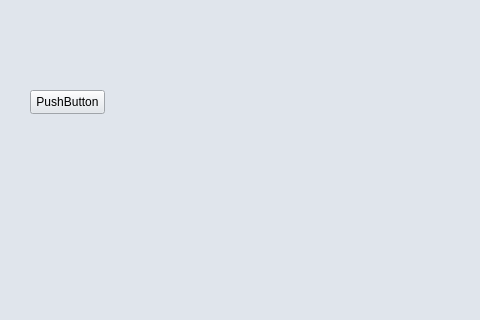
Before: the Qt Designer form ui/main_window.ui in dohoonkim73/eSaving, drawn with Qt 5; both pictures show x 0 to 480 and y 0 to 320 of the 800 by 600 pixel window.
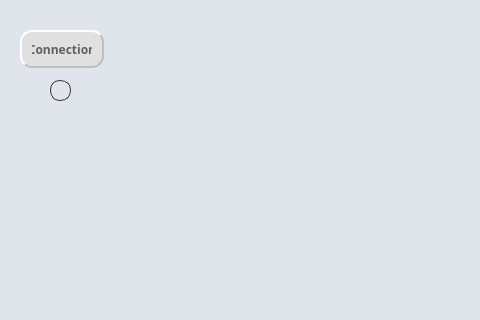
After: the same form once the commit is applied.

```diff
--- a/ui/main_window.ui
+++ b/ui/main_window.ui
@@ -17,17 +17,81 @@
    <string notr="true">background-color: #E0E5EC;</string>
   </property>
   <widget class="QWidget" name="centralwidget">
-   <widget class="QPushButton" name="pushButton">
+   <widget class="QLabel" name="lbl_connect">
     <property name="geometry">
      <rect>
-      <x>30</x>
-      <y>90</y>
-      <width>75</width>
-      <height>24</height>
+      <x>50</x>
+      <y>80</y>
+      <width>21</width>
+      <height>21</height>
      </rect>
     </property>
+    <property name="styleSheet">
+     <string notr="true">QLabel {
+/* 원형 만들기: 너비의 절반*/
+border-radius: 10px;
+
+/*입체감을 위한 그라데이션*/
+background-color: qradialgradient(
+    cx: 0.5, cy: 0.5, radius: 0.8,
+    fx: 0.4, fy:0.4,
+    stop: 0 #f0f0f0,    /* 중심부: 밝은 연두 */
+    stop: 0.5 #888888,  /* 중간 선명한 초록 */
+    stop: 1.0 #444444  /* 테두리 어두운 초록 */
+);
+
+/* 미세한 테두리로 선명함 추가 */
+border: 1px solid #333333;
+}</string>
+    </property>
     <property name="text">
-     <string>PushButton</string>
+     <string/>
+    </property>
+   </widget>
+   <widget class="QPushButton" name="btn_connect">
+    <property name="geometry">
+     <rect>
+      <x>20</x>
+      <y>30</y>
+      <width>84</width>
+      <height>38</height>
+     </rect>
+    </property>
+    <property name="font">
+     <font>
+      <family>D2Coding</family>
+      <italic>false</italic>
+      <bold>true</bold>
+     </font>
+    </property>
+    <property name="styleSheet">
+     <string notr="true">QPushButton {
+background-color: #e0e0e0;  /* 부모위젯의 배경색과 맞춰주세요 */
+border-radius: 12px;
+border: none;
+
+/* Qt에서는 복합 그림자가 안 되므로 테두리 색상차이를 이용 */
+border-top: 2px solid #ffffff;
+border-left: 2px solid #ffffff;
+border-right: 2px solid #bebebe;  /* 오른쪽 아래 어두운 그림자*/
+border-bottom: 2px solid #bebebe;
+
+color: #606060;
+padding: 10px;
+}
+
+QPushButton:pressed {
+/* 눌렸을 때는 반대로 어두운 쪽이 위로 오게 하여 '파인'느낌 생성*/
+border-top: 2px solid #bebebe;
+border-left: 2px solid #bebebe;
+border-right: 2px solid #ffffff;
+border-bottom: 2px solid #ffffff;
+background-color: #e0e0e0;  
+
+}</string>
+    </property>
+    <property name="text">
+     <string>Connection</string>
     </property>
    </widget>
   </widget>
```
